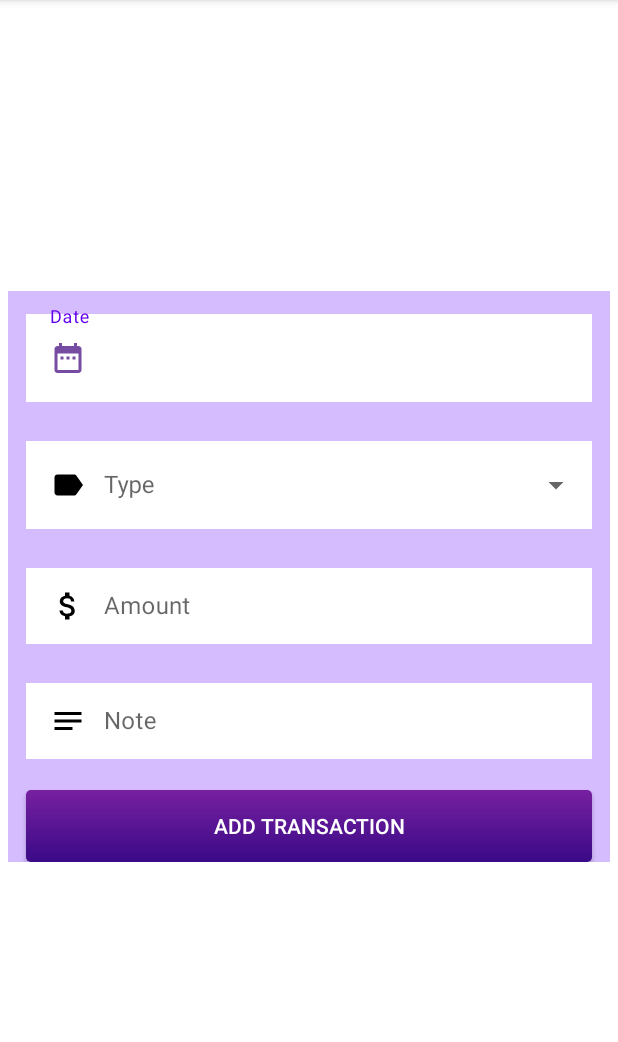
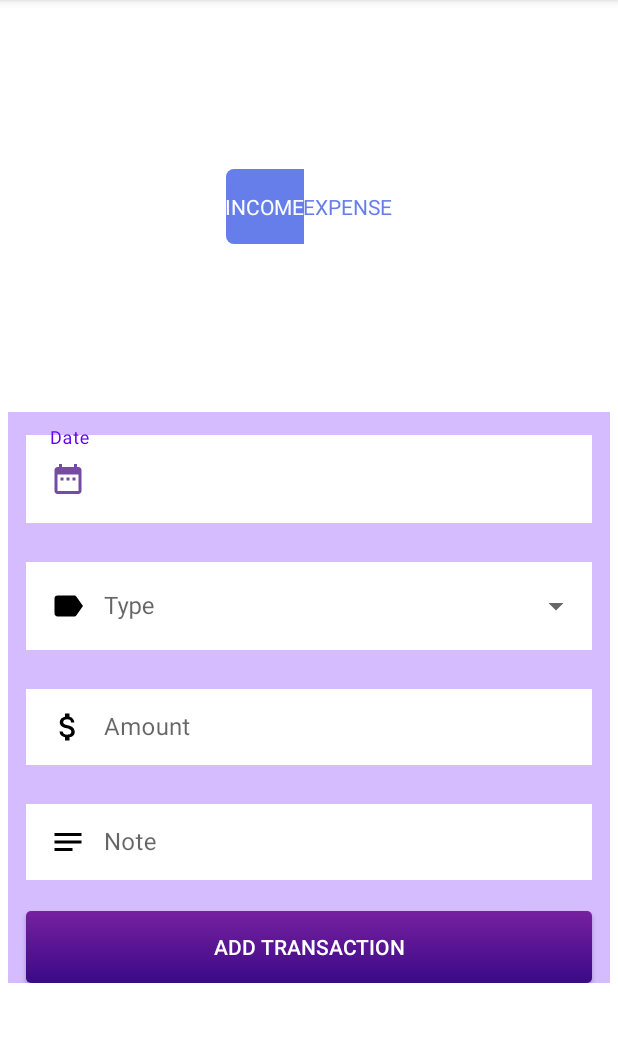
Before and after one commit to IT21200410/Expenso, an Android app: the AddExpense screen opened directly, with no data from a screen before it, on a phone screen of 412 x 824 dp, the part 84-1126 px from its top. Run offline under Robolectric (Android 15) with nearby library versions, the phone set to English and light mode, and no system bars.

Commit message:
Adding Transactions is fully done

```diff
--- a/app/src/main/java/com/example/expenso/addExpenses.kt
+++ b/app/src/main/java/com/example/expenso/addExpenses.kt
@@ -120,7 +120,7 @@ class addExpenses :BaseActivity() {
 
                 )
 
-            FireStoreClass().addExpensesType(this@addExpenses, expensesType)
+           // FireStoreClass().addExpensesType(this@addExpenses, expensesType)
 
 
         }
@@ -153,7 +153,7 @@ class addExpenses :BaseActivity() {
 
                 )
 
-            FireStoreClass().updateExpensesType(this@addExpenses, expensesType)
+            // FireStoreClass().updateExpensesType(this@addExpenses, expensesType)
 
 
         }
--- a/app/src/main/java/com/example/expenso/firestore/FireStoreClass.kt
+++ b/app/src/main/java/com/example/expenso/firestore/FireStoreClass.kt
@@ -112,4 +112,28 @@ class FireStoreClass {
             }
     }
 
+    fun deleteTransaction(activity: Display_Transactions, transaction: Transaction)
+    {
+        val transactionRef = mFireStore.collection(Constants.USERTRANSACTIONS)
+            .document(getCurrentUserID()).collection(Constants.TRANSACTIONS)
+
+        transactionRef.whereEqualTo("id", transaction.id)
+            .get()
+            .addOnSuccessListener { documents ->
+                for(document in documents){
+                    val documentRef = transactionRef.document(document.id).delete()
+                        .addOnSuccessListener {
+                            activity.updateSuccess()
+                        }
+                        .addOnFailureListener{e ->
+                            activity.updateFail()
+                        }
+
+                }
+            }
+            .addOnFailureListener{e ->
+                Log.w("Fail", "Couldn't edit", e)
+            }
+    }
+
 }
--- /dev/null
+++ b/app/src/main/res/drawable/radio_button_left_checked.xml
@@ -0,0 +1,5 @@
+<?xml version="1.0" encoding="utf-8"?>
+<shape xmlns:android="http://schemas.android.com/apk/res/android">
+    <solid android:color="@color/chat_gradient_start"/>
+    <corners android:topLeftRadius="5dp" android:bottomLeftRadius="5dp"/>
+</shape>
--- /dev/null
+++ b/app/src/main/res/drawable/radio_button_left_selector.xml
@@ -0,0 +1,5 @@
+<?xml version="1.0" encoding="utf-8"?>
+<selector xmlns:android="http://schemas.android.com/apk/res/android">
+    <item android:drawable="@drawable/radio_button_left_checked" android:state_checked="true"/>
+    <item android:drawable="@drawable/radio_button_left_unchecked" android:state_checked="false"/>
+</selector>
--- /dev/null
+++ b/app/src/main/res/drawable/radio_button_left_unchecked.xml
@@ -0,0 +1,5 @@
+<?xml version="1.0" encoding="utf-8"?>
+<shape xmlns:android="http://schemas.android.com/apk/res/android">
+    <solid android:color="@color/white"/>
+    <corners android:topLeftRadius="5dp" android:bottomLeftRadius="5dp"/>
+</shape>
--- a/app/src/main/res/layout/activity_add_expense.xml
+++ b/app/src/main/res/layout/activity_add_expense.xml
@@ -13,18 +13,56 @@
     android:layout_height="match_parent"
     >
 
+    <RadioGroup
+        android:id="@+id/rd"
+        android:layout_width="wrap_content"
+        android:layout_height="wrap_content"
+        android:orientation="horizontal"
+        app:layout_constraintBottom_toTopOf="@id/ly"
+        app:layout_constraintEnd_toEndOf="parent"
+        app:layout_constraintStart_toStartOf="parent"
+        app:layout_constraintTop_toTopOf="parent">
+
+        <RadioButton
+            android:layout_width="0dp"
+            android:layout_height = "50dp"
+            android:textColor="@color/white"
+            android:text="INCOME"
+            android:gravity="center"
+            android:checked = "true"
+            android:button="@android:color/transparent"
+            android:layout_weight="1"
+            android:background="@drawable/radio_button_left_selector"/>
+
+        <RadioButton
+            android:layout_width="0dp"
+            android:layout_height = "50dp"
+            android:textColor="@color/chat_gradient_start"
+            android:text="EXPENSE"
+            android:gravity="center"
+            android:button="@android:color/transparent"
+            android:layout_weight="1"/>
+
+
+
+
+
+
+    </RadioGroup>
+
     <LinearLayout
+        android:id="@+id/ly"
         android:layout_width="match_parent"
         android:layout_height="wrap_content"
         android:orientation="vertical"
         android:background="@color/cardColor"
+        android:layout_marginStart="5dp"
+        android:layout_marginEnd="5dp"
+        android:paddingTop="10dp"
         app:layout_constraintBottom_toBottomOf="parent"
         app:layout_constraintEnd_toEndOf="parent"
         app:layout_constraintStart_toStartOf="parent"
-        app:layout_constraintTop_toTopOf="parent"
-        android:layout_marginStart="5dp"
-        android:layout_marginEnd="5dp"
-        android:paddingTop="10dp">
+        app:layout_constraintTop_toBottomOf="@id/rd">
 
         <com.google.android.material.textfield.TextInputLayout
             style = "@style/Widget.MaterialComponents.TextInputLayout.OutlinedBox"
--- a/app/src/main/res/layout/activity_display_transactions.xml
+++ b/app/src/main/res/layout/activity_display_transactions.xml
@@ -21,8 +21,7 @@
                 app:layout_constraintBottom_toTopOf="@id/flbutton"
                 app:layout_constraintEnd_toEndOf="parent"
                 app:layout_constraintStart_toStartOf="parent"
-                app:layout_constraintTop_toTopOf="parent"
-                app:layout_Manager = "android.support.v7.widget.LinearLayoutManager"/>
+                app:layout_constraintTop_toTopOf="parent" />
 
 
 
--- a/app/src/main/res/values/strings.xml
+++ b/app/src/main/res/values/strings.xml
@@ -126,5 +126,6 @@
         *This personal finance manager is a virtual update on your grandma’s envelope system--a proactive budget planner that helps you stay on top of your bills and finances.
         *Built for easy, real-time tracking. And, sync across Android and the web to share your budget with your budgeting partners.
         *Keep everyone on the same page with household finances!</string>
+    <string name="add_reminder">Add Reminder</string>
 
 </resources>
```
